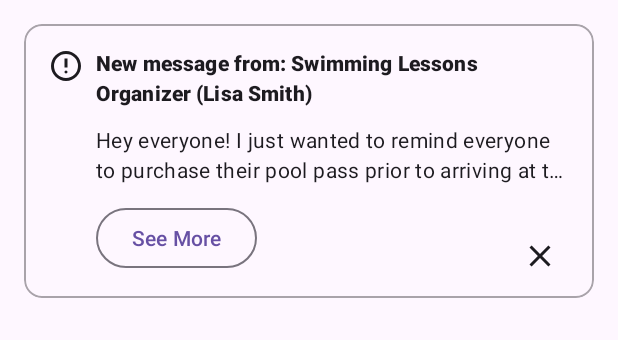
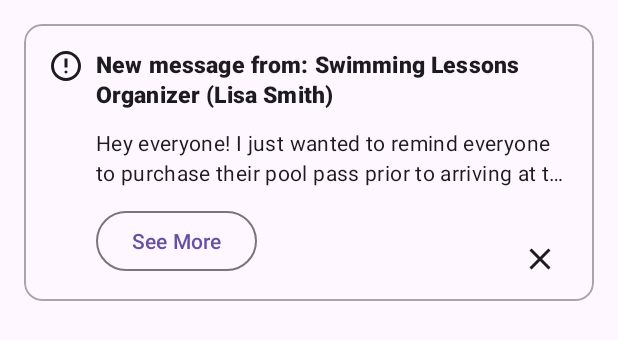
Before and after one commit to Matrix-F25/matrix-events, an Android app: the layout fragment_notification_message.xml on its own in the app's theme, with its tools: preview values and no code run, on a phone screen of 412 x 824 dp. Shown: the top 340 px of the screen. Run offline under Robolectric (Android 15) with nearby library versions, the phone set to English and light mode, and no system bars.

Commit message:
Refactor: Update notification message layout
Refactored the `fragment_notification_message.xml` layout.

Changes include:
- Set the root `ConstraintLayout` height to `match_parent`.
- Removed `contentDescription` attributes from `ImageViews`.
- Adjusted `TextView` attributes for the message title, including text size.

```diff
--- a/app/src/main/res/layout/fragment_notification_message.xml
+++ b/app/src/main/res/layout/fragment_notification_message.xml
@@ -12,7 +12,7 @@
 
     <androidx.constraintlayout.widget.ConstraintLayout
         android:layout_width="match_parent"
-        android:layout_height="wrap_content"
+        android:layout_height="match_parent"
         android:padding="16dp">
 
         <ImageView
@@ -20,7 +20,6 @@
             android:layout_width="24dp"
             android:layout_height="24dp"
             android:src="@drawable/ic_notification_logo"
-            android:contentDescription="Info"
             app:layout_constraintStart_toStartOf="parent"
             app:layout_constraintTop_toTopOf="parent"
             app:tint="?android:attr/textColorPrimary" />
@@ -33,8 +32,9 @@
             android:lineSpacingMultiplier="1.1"
             android:text="@string/message_noti_title"
             android:textAppearance="@style/TextAppearance.Material3.TitleSmall"
+            android:textColor="?android:attr/textColorPrimary"
+            android:textSize="15sp"
             android:textStyle="bold"
-            android:textColor="?android:attr/textColorPrimary"
             app:layout_constraintEnd_toEndOf="parent"
             app:layout_constraintStart_toEndOf="@id/icon_info"
             app:layout_constraintTop_toTopOf="parent" />
@@ -69,7 +69,6 @@
             android:layout_height="24dp"
             android:layout_marginEnd="8dp"
             android:background="?attr/selectableItemBackgroundBorderless"
-            android:contentDescription="Close"
             android:src="@drawable/ic_notification_x"
             app:layout_constraintBottom_toBottomOf="@id/button_see_more"
             app:layout_constraintEnd_toEndOf="parent"
```
